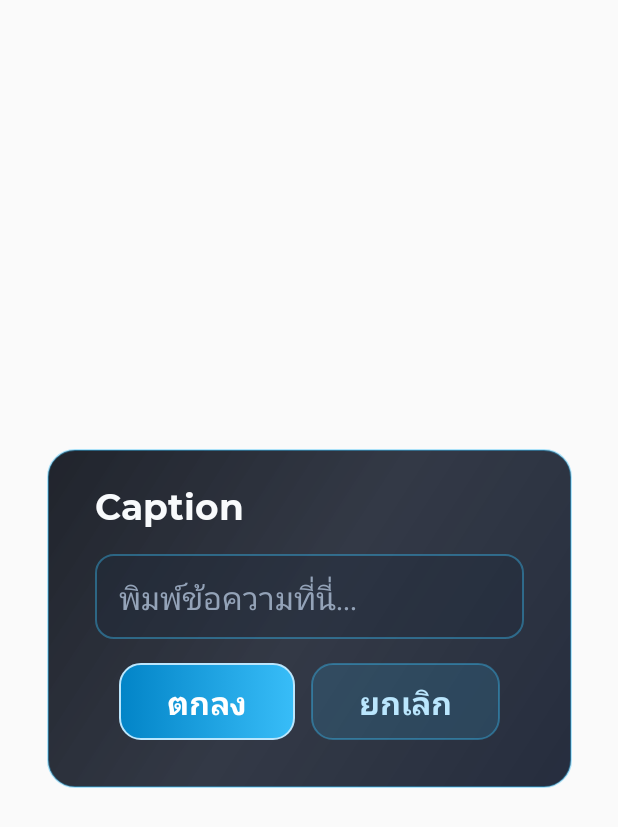
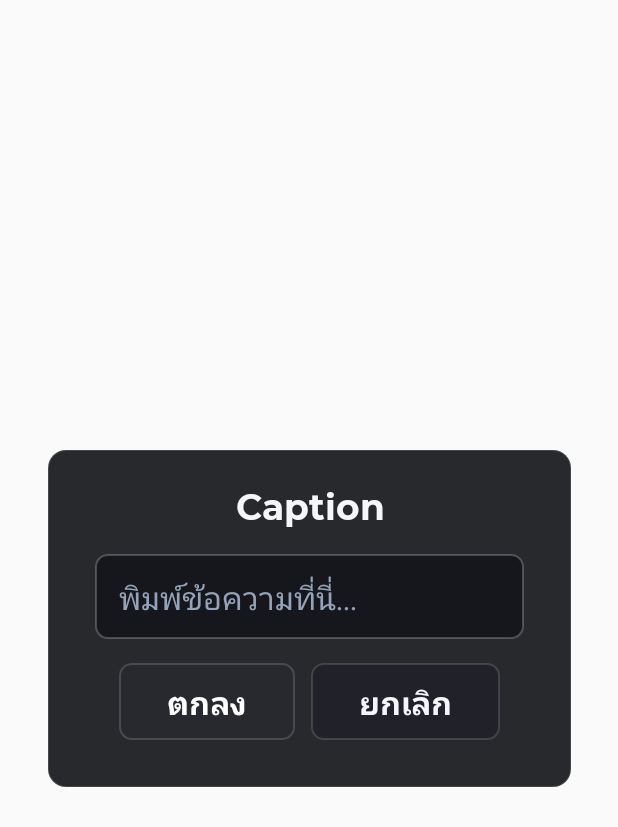
Before and after one commit to newkii3099/Build, an Android app: the layout dialog.xml on its own in the app's theme, with its tools: preview values and no code run, on a phone screen of 412 x 824 dp. Shown: the top 827 px of the screen. Run offline under Robolectric (Android 15) with nearby library versions, the phone set to English and light mode, and no system bars; Roboto replaces fonts that are not available here.

Commit message:
fix(dialog,inv): restore Java Dialog with dark-gold UI, add |INV|/|UI| sync fallback (2.11.364)

```diff
--- a/app/build.gradle
+++ b/app/build.gradle
@@ -23,8 +23,8 @@ android {
         applicationId "com.newlab.mayes"
         minSdk 28
         targetSdk 36
-        versionCode 4234693
-        versionName "2.11.363"
+        versionCode 4234694
+        versionName "2.11.364"
 
         multiDexEnabled true
 
--- a/app/src/main/java/com/kurdish/roleplay/game/ui/dialog/DialogAdapter.java
+++ b/app/src/main/java/com/kurdish/roleplay/game/ui/dialog/DialogAdapter.java
@@ -26,6 +26,7 @@ public class DialogAdapter extends RecyclerView.Adapter<RecyclerView.ViewHolder>
     public int mCurrentSelectedPosition = 0;
 
     public View mCurrentSelectedView;
+    public ViewHolder mCurrentSelectedHolder;
     int mFieldsCount = 1;
     boolean mNeedMatchParent = false;
 
@@ -178,10 +179,13 @@ public class DialogAdapter extends RecyclerView.Adapter<RecyclerView.ViewHolder>
         }
         if (this.mCurrentSelectedPosition == viewHolder.getAdapterPosition()) {
             this.mCurrentSelectedView = viewHolder.mRowBg;
+            this.mCurrentSelectedHolder = viewHolder;
             viewHolder.mRowBg.setVisibility(View.VISIBLE);
+            applyRowTextColors(viewHolder, true);
             this.mOnClickListener.onClick(viewHolder.getAdapterPosition(), viewHolder.mFields[0].getText().toString());
         } else {
             viewHolder.mRowBg.setVisibility(View.GONE);
+            applyRowTextColors(viewHolder, false);
         }
         ViewGroup.LayoutParams layoutParams2 = viewHolder.getMView().getLayoutParams();
         layoutParams2.width = this.mNeedMatchParent ? -1 : -2;
@@ -189,16 +193,23 @@ public class DialogAdapter extends RecyclerView.Adapter<RecyclerView.ViewHolder>
 
         viewHolder.getMView().setOnClickListener(new View.OnClickListener() {
             public void onClick(View view) {
-                if (viewHolder.getAdapterPosition() != DialogAdapter.this.mCurrentSelectedPosition) {
+                int pos = viewHolder.getAdapterPosition();
+                if (pos == RecyclerView.NO_POSITION) return;
+                if (pos != DialogAdapter.this.mCurrentSelectedPosition) {
                     if (DialogAdapter.this.mCurrentSelectedView != null) {
                         DialogAdapter.this.mCurrentSelectedView.startAnimation(DialogAdapter.this.buttonHide);
                         DialogAdapter.this.mCurrentSelectedView.setVisibility(View.GONE);
                     }
-                    int unused = DialogAdapter.this.mCurrentSelectedPosition = viewHolder.getAdapterPosition();
+                    if (DialogAdapter.this.mCurrentSelectedHolder != null) {
+                        applyRowTextColors(DialogAdapter.this.mCurrentSelectedHolder, false);
+                    }
+                    int unused = DialogAdapter.this.mCurrentSelectedPosition = pos;
                     View unused2 = DialogAdapter.this.mCurrentSelectedView = viewHolder.mRowBg;
+                    DialogAdapter.this.mCurrentSelectedHolder = viewHolder;
                     viewHolder.mRowBg.startAnimation(DialogAdapter.this.buttonShow);
                     viewHolder.mRowBg.setVisibility(View.VISIBLE);
-                    DialogAdapter.this.mOnClickListener.onClick(viewHolder.getAdapterPosition(), viewHolder.mFields[0].getText().toString());
+                    applyRowTextColors(viewHolder, true);
+                    DialogAdapter.this.mOnClickListener.onClick(pos, viewHolder.mFields[0].getText().toString());
                 }
                 else if (DialogAdapter.this.mOnDoubleClickListener != null) {
                     view.startAnimation(DialogAdapter.this.buttonScale);
@@ -208,6 +219,15 @@ public class DialogAdapter extends RecyclerView.Adapter<RecyclerView.ViewHolder>
         });
     }
 
+    private void applyRowTextColors(ViewHolder holder, boolean selected) {
+        int color = selected ? 0xFF121216 : 0xFFF4F6FA;
+        for (int i = 0; i < 4; i++) {
+            if (holder.mFields[i] != null) {
+                holder.mFields[i].setTextColor(color);
+            }
+        }
+    }
+
     public int getItemCount() {
         return this.mRowsList.size();
     }
--- a/app/src/main/res/drawable/background_br_input.xml
+++ b/app/src/main/res/drawable/background_br_input.xml
@@ -1,10 +1,7 @@
 <?xml version="1.0" encoding="utf-8"?>
-<layer-list xmlns:android="http://schemas.android.com/apk/res/android">
-    <item>
-        <shape android:shape="rectangle">
-            <solid android:color="#591E293B"/>
-            <stroke android:width="1.5dp" android:color="#6638BDF8"/>
-            <corners android:radius="12dp"/>
-        </shape>
-    </item>
-</layer-list>
+<shape xmlns:android="http://schemas.android.com/apk/res/android"
+    android:shape="rectangle">
+    <solid android:color="#CC111319" />
+    <stroke android:width="1dp" android:color="#38FFFFFF" />
+    <corners android:radius="8dp" />
+</shape>
--- a/app/src/main/res/drawable/background_window_red.xml
+++ b/app/src/main/res/drawable/background_window_red.xml
@@ -1,18 +1,9 @@
 <?xml version="1.0" encoding="utf-8"?>
-<inset xmlns:android="http://schemas.android.com/apk/res/android"
-    android:insetLeft="0dp"
-    android:insetRight="0dp"
-    android:insetTop="0dp"
-    android:insetBottom="0dp">
-    <shape android:shape="rectangle">
-        <gradient
-            android:startColor="#E60F172A"
-            android:centerColor="#D9111827"
-            android:endColor="#E6090D16"
-            android:angle="135" />
-        <stroke
-            android:width="1.5dp"
-            android:color="#6638BDF8" />
-        <corners android:radius="18dp" />
-    </shape>
-</inset>
+<shape xmlns:android="http://schemas.android.com/apk/res/android"
+    android:shape="rectangle">
+    <solid android:color="#E20E0F13" />
+    <stroke
+        android:width="1dp"
+        android:color="#24FFFFFF" />
+    <corners android:radius="12dp" />
+</shape>
--- a/app/src/main/res/drawable/button_br_red.xml
+++ b/app/src/main/res/drawable/button_br_red.xml
@@ -2,22 +2,16 @@
 <selector xmlns:android="http://schemas.android.com/apk/res/android">
     <item android:state_pressed="true">
         <shape android:shape="rectangle">
-            <corners android:radius="14dp"/>
-            <gradient
-                android:startColor="#0369A1"
-                android:endColor="#0284C7"
-                android:angle="0"/>
-            <stroke android:width="1.5dp" android:color="#FFFFFF"/>
+            <corners android:radius="8dp" />
+            <solid android:color="#FF3A3D47" />
+            <stroke android:width="1dp" android:color="#CCF5A623" />
         </shape>
     </item>
     <item>
         <shape android:shape="rectangle">
-            <corners android:radius="14dp"/>
-            <gradient
-                android:startColor="#0284C7"
-                android:endColor="#38BDF8"
-                android:angle="0"/>
-            <stroke android:width="1.5dp" android:color="#BAE6FD"/>
+            <corners android:radius="8dp" />
+            <solid android:color="#E8272930" />
+            <stroke android:width="1dp" android:color="#28FFFFFF" />
         </shape>
     </item>
 </selector>
--- a/app/src/main/res/drawable/button_br_red_unfilled.xml
+++ b/app/src/main/res/drawable/button_br_red_unfilled.xml
@@ -2,16 +2,16 @@
 <selector xmlns:android="http://schemas.android.com/apk/res/android">
     <item android:state_pressed="true">
         <shape android:shape="rectangle">
-            <corners android:radius="14dp"/>
-            <solid android:color="#5538BDF8"/>
-            <stroke android:width="1.5dp" android:color="#38BDF8"/>
+            <corners android:radius="8dp" />
+            <solid android:color="#FF3A3D47" />
+            <stroke android:width="1dp" android:color="#66FFFFFF" />
         </shape>
     </item>
     <item>
         <shape android:shape="rectangle">
-            <corners android:radius="14dp"/>
-            <solid android:color="#2638BDF8"/>
-            <stroke android:width="1.5dp" android:color="#6638BDF8"/>
+            <corners android:radius="8dp" />
+            <solid android:color="#D9202229" />
+            <stroke android:width="1dp" android:color="#24FFFFFF" />
         </shape>
     </item>
 </selector>
--- a/app/src/main/res/drawable/ic_dialog_list_bg.xml
+++ b/app/src/main/res/drawable/ic_dialog_list_bg.xml
@@ -1,7 +1,6 @@
 <?xml version="1.0" encoding="utf-8"?>
-<shape android:shape="rectangle" android:useLevel="false"
-  xmlns:android="http://schemas.android.com/apk/res/android">
-    <solid android:color="#590B0F19" />
-    <corners android:radius="10.0dip" />
-    <stroke android:width="1dp" android:color="#4064748B" />
+<shape xmlns:android="http://schemas.android.com/apk/res/android"
+    android:shape="rectangle">
+    <solid android:color="#22000000" />
+    <corners android:radius="8dp" />
 </shape>
--- a/app/src/main/res/drawable/ic_dialog_scrollbar_thumb.xml
+++ b/app/src/main/res/drawable/ic_dialog_scrollbar_thumb.xml
@@ -1,11 +1,6 @@
 <?xml version="1.0" encoding="utf-8"?>
-<shape
-    xmlns:android="http://schemas.android.com/apk/res/android">
-    <gradient
-        android:startColor="#38BDF8"
-        android:endColor="#0284C7"
-        android:angle="135"
-        android:type="linear"/>
-    <corners
-        android:radius="100dp"/>
+<shape xmlns:android="http://schemas.android.com/apk/res/android"
+    android:shape="rectangle">
+    <solid android:color="#AAF5A623" />
+    <corners android:radius="4dp" />
 </shape>
--- a/app/src/main/res/drawable/ic_dialog_scrollbar_track.xml
+++ b/app/src/main/res/drawable/ic_dialog_scrollbar_track.xml
@@ -1,5 +1,6 @@
 <?xml version="1.0" encoding="utf-8"?>
-<shape xmlns:android="http://schemas.android.com/apk/res/android">
-    <solid android:color="#2038BDF8"/>
-    <corners android:radius="100dp"/>
+<shape xmlns:android="http://schemas.android.com/apk/res/android"
+    android:shape="rectangle">
+    <solid android:color="#22FFFFFF" />
+    <corners android:radius="4dp" />
 </shape>
--- a/app/src/main/res/drawable/ic_dialog_select.xml
+++ b/app/src/main/res/drawable/ic_dialog_select.xml
@@ -1,13 +1,6 @@
 <?xml version="1.0" encoding="utf-8"?>
-<vector
-    android:height="36.0dip"
-    android:width="1017.0dip"
-    android:viewportWidth="1017.0"
-    android:viewportHeight="36.0"
-    xmlns:android="http://schemas.android.com/apk/res/android"
-    xmlns:aapt="http://schemas.android.com/aapt">
-
-    <path
-        android:fillColor="@drawable/helper_ic_dialog_select__0"
-        android:pathData="M-1,0h1018v36h-1018z" />
-</vector>
+<shape xmlns:android="http://schemas.android.com/apk/res/android"
+    android:shape="rectangle">
+    <solid android:color="#F5A623" />
+    <corners android:radius="5dp" />
+</shape>
--- a/app/src/main/res/layout/dialog.xml
+++ b/app/src/main/res/layout/dialog.xml
@@ -35,13 +35,15 @@
 					android:id="@+id/dialog_caption"
 					android:layout_width="wrap_content"
 					android:layout_height="wrap_content"
+					android:gravity="center"
 					android:lines="1"
 					android:maxLines="1"
 					android:singleLine="true"
 					android:text="Caption"
-					android:textColor="#F8FAFC"
+					android:textColor="#F4F6FA"
 					android:fontFamily="@font/montserrat_bold"
 					android:textSize="36.0px"
+					app:layout_constraintEnd_toEndOf="parent"
 					app:layout_constraintStart_toStartOf="parent"
 					app:layout_constraintTop_toTopOf="parent" />
 
@@ -154,7 +156,7 @@
 							android:paddingEnd="20.0px"
 							android:singleLine="true"
 							android:text="Field1"
-							android:textColor="#38BDF8"
+							android:textColor="#F5A623"
 							android:textSize="32.0px"
 							app:layout_constraintStart_toStartOf="parent"
 							app:layout_constraintTop_toTopOf="parent" />
@@ -169,7 +171,7 @@
 							android:paddingEnd="20.0px"
 							android:singleLine="true"
 							android:text="Field2"
-							android:textColor="#38BDF8"
+							android:textColor="#F5A623"
 							android:textSize="32.0px"
 							app:layout_constraintStart_toEndOf="@+id/dialog_field1"
 							app:layout_constraintTop_toTopOf="parent" />
@@ -184,7 +186,7 @@
 							android:paddingEnd="20.0px"
 							android:singleLine="true"
 							android:text="Field2"
-							android:textColor="#38BDF8"
+							android:textColor="#F5A623"
 							android:textSize="32.0px"
 							app:layout_constraintStart_toEndOf="@+id/dialog_field2"
 							app:layout_constraintTop_toTopOf="parent" />
@@ -199,7 +201,7 @@
 							android:paddingEnd="20.0px"
 							android:singleLine="true"
 							android:text="Field4"
-							android:textColor="#38BDF8"
+							android:textColor="#F5A623"
 							android:textSize="32.0px"
 							app:layout_constraintStart_toEndOf="@+id/dialog_field3"
 							app:layout_constraintTop_toTopOf="parent" />
@@ -311,7 +313,7 @@
 							android:maxLines="1"
 							android:singleLine="true"
 							android:text="ยกเลิก"
-							android:textColor="#BAE6FD"
+							android:textColor="#F4F6FA"
 							android:textSize="32.0px"
 							app:layout_constraintBottom_toBottomOf="parent"
 							app:layout_constraintEnd_toEndOf="parent"
```
Also changed, not shown: 1 other file.
